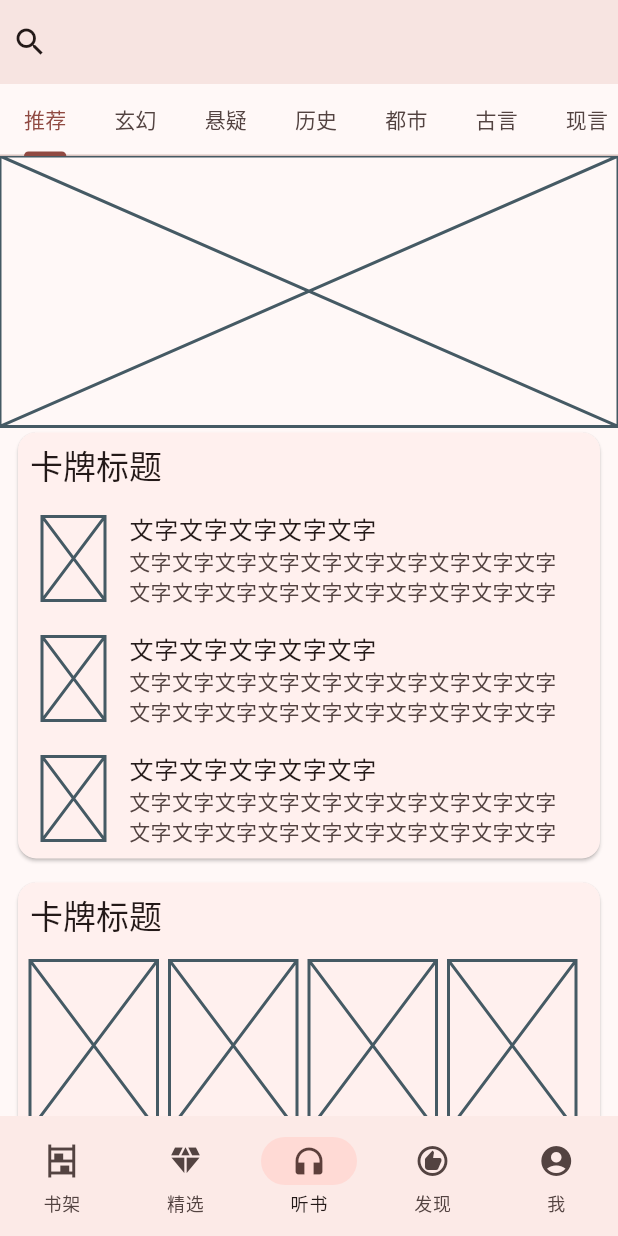
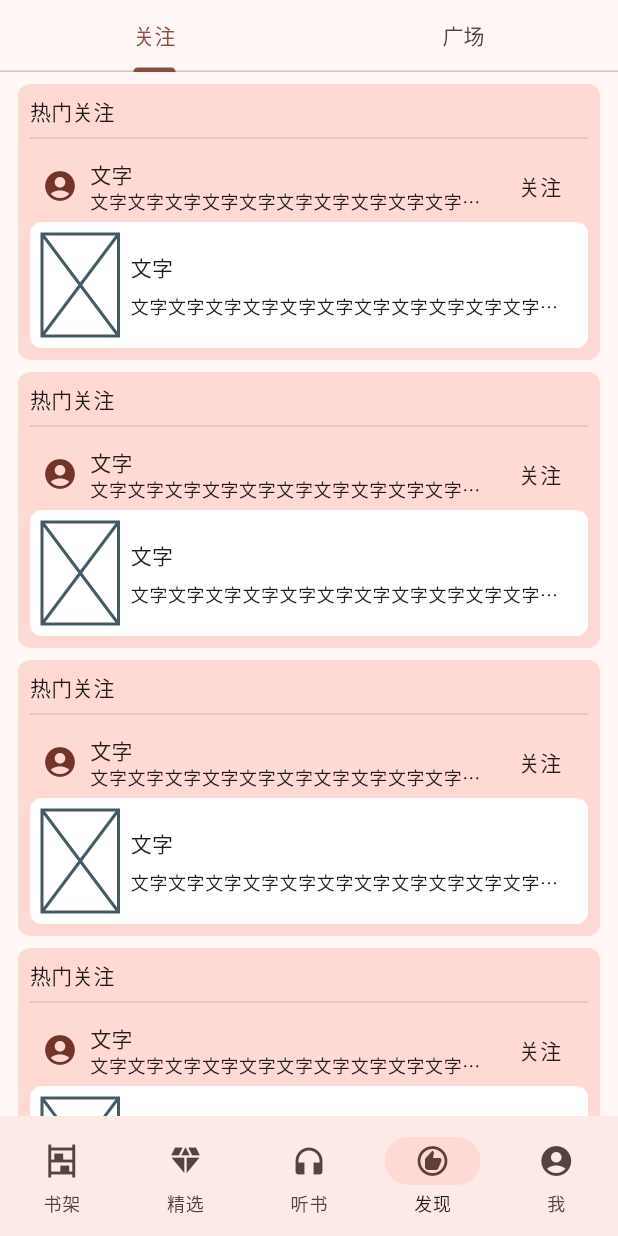
Before and after one commit to eirueirufu/qidian, a Flutter app: the screen it shows after launch, on a phone screen of 412 x 824 dp. Run offline on Flutter 3.47's test engine with Material 3 defaults, Android fonts, the light colour scheme and no system bars.

Commit message:
feat: add explore page content

```diff
--- a/lib/app/app.dart
+++ b/lib/app/app.dart
@@ -1,4 +1,5 @@
 import 'package:flutter/material.dart';
+import 'package:qidian/explore/explore.dart';
 import 'package:qidian/listen/listen.dart';
 import 'package:qidian/me/me.dart';
 import 'package:qidian/rcmd/rcmd.dart';
@@ -12,7 +13,7 @@ class App extends StatefulWidget {
 }
 
 class AppState extends State<App> with SingleTickerProviderStateMixin {
-  int selectedIndex = 2;
+  int selectedIndex = 3;
 
   @override
   void initState() {
@@ -31,12 +32,12 @@ class AppState extends State<App> with SingleTickerProviderStateMixin {
         body: SafeArea(
           child: IndexedStack(
             index: selectedIndex,
-            children: [
-              const Shelf(),
-              const Recommend(),
-              const Listen(),
-              Container(),
-              const Me(),
+            children: const [
+              Shelf(),
+              Recommend(),
+              Listen(),
+              Explore(),
+              Me(),
             ],
           ),
         ),
--- /dev/null
+++ b/lib/explore/explore.dart
@@ -0,0 +1,150 @@
+import 'package:flutter/material.dart';
+
+class Explore extends StatefulWidget {
+  const Explore({super.key});
+
+  @override
+  State<Explore> createState() => _ExploreState();
+}
+
+class _ExploreState extends State<Explore> {
+  final listLength = 8;
+  @override
+  Widget build(BuildContext context) {
+    final colorScheme = Theme.of(context).colorScheme;
+    final textScheme = Theme.of(context).textTheme;
+    return DefaultTabController(
+      length: 2,
+      child: Scaffold(
+        appBar: TabBar(
+          tabs: [
+            Tab(
+              text: "关注",
+            ),
+            Tab(
+              text: "广场",
+            ),
+          ],
+        ),
+        body: TabBarView(children: [
+          Container(
+            margin: EdgeInsets.symmetric(horizontal: 12),
+            child: ListView.separated(
+                itemBuilder: (context, index) =>
+                    index == 0 || index == listLength - 1
+                        ? Container()
+                        : AuthorFollow(),
+                separatorBuilder: (context, index) => SizedBox(height: 8),
+                itemCount: listLength),
+          ),
+          Container()
+        ]),
+      ),
+    );
+  }
+}
+
+class AuthorFollow extends StatelessWidget {
+  const AuthorFollow({
+    super.key,
+  });
+
+  @override
+  Widget build(BuildContext context) {
+    final colorScheme = Theme.of(context).colorScheme;
+    final textScheme = Theme.of(context).textTheme;
+    return Container(
+      padding: EdgeInsets.all(8),
+      decoration: BoxDecoration(
+        borderRadius: BorderRadius.circular(8),
+        color: colorScheme.primaryContainer,
+      ),
+      child: Column(
+        crossAxisAlignment: CrossAxisAlignment.start,
+        children: [
+          Text(
+            "热门关注",
+            style: textScheme.titleSmall,
+          ),
+          Divider(),
+          Row(
+            crossAxisAlignment: CrossAxisAlignment.center,
+            children: [
+              CircleAvatar(
+                child: Icon(Icons.account_circle),
+              ),
+              Expanded(
+                child: Column(
+                  crossAxisAlignment: CrossAxisAlignment.start,
+                  children: [
+                    Text(
+                      "文字",
+                      style: textScheme.bodyMedium,
+                      maxLines: 1,
+                      overflow: TextOverflow.ellipsis,
+                    ),
+                    Text(
+                      "文字文字文字文字文字文字文字文字文字文字文字文字文字文字文字文字文字文字",
+                      style: textScheme.bodySmall,
+                      maxLines: 1,
+                      overflow: TextOverflow.ellipsis,
+                    ),
+                  ],
+                ),
+              ),
+              TextButton(
+                onPressed: () {},
+                child: Text(
+                  "关注",
+                  style: textScheme.bodyMedium,
+                ),
+              ),
+            ],
+          ),
+          Container(
+            height: 84,
+            decoration: BoxDecoration(
+              borderRadius: BorderRadius.circular(8),
+              color: colorScheme.onPrimary,
+            ),
+            padding: EdgeInsets.all(8),
+            child: Row(
+              children: [
+                AspectRatio(
+                  aspectRatio: 3 / 4,
+                  child: Placeholder(),
+                ),
+                SizedBox(
+                  width: 8,
+                ),
+                Expanded(
+                  child: Column(
+                    mainAxisAlignment: MainAxisAlignment.center,
+                    crossAxisAlignment: CrossAxisAlignment.start,
+                    children: [
+                      Text(
+                        "文字",
+                        style: textScheme.bodyMedium,
+                        maxLines: 1,
+                        overflow: TextOverflow.ellipsis,
+                      ),
+                      SizedBox(
+                        height: 8,
+                      ),
+                      Text(
+                        "文字文字文字文字文字文字文字文字文字文字文字文字文字文字文字文字文字文字",
+                        style: textScheme.bodySmall,
+                        maxLines: 1,
+                        overflow: TextOverflow.ellipsis,
+                      ),
+                    ],
+                  ),
+                )
+              ],
+            ),
+          ),
+        ],
+      ),
+    );
+  }
+}
```
